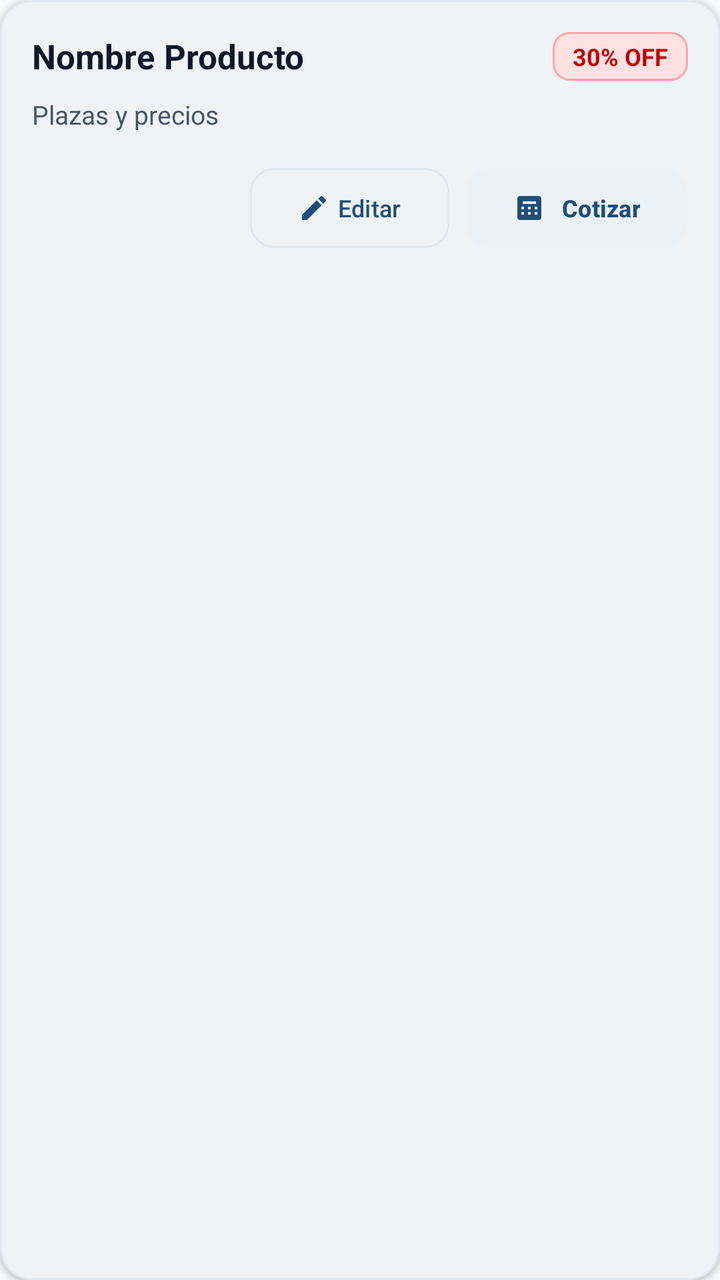
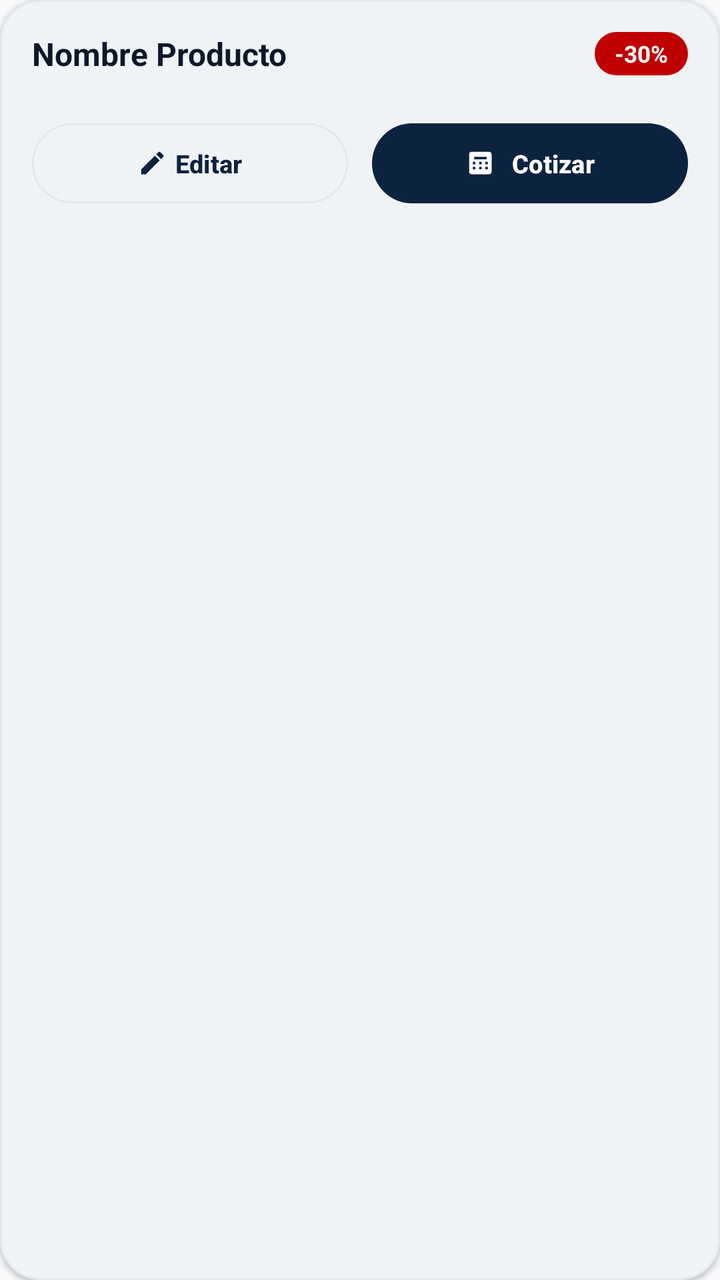

Before-and-after screenshots of an Android layout around one commit, followed by the original layout XML and the change that was made.
<!-- AndroidManifest.xml: application theme Theme.Cannon -->
<!-- res/layout/item_catalog_product.xml -->
<?xml version="1.0" encoding="utf-8"?>
<com.google.android.material.card.MaterialCardView xmlns:android="http://schemas.android.com/apk/res/android"
    xmlns:app="http://schemas.android.com/apk/res-auto"
    android:layout_width="match_parent"
    android:layout_height="wrap_content"
    android:layout_marginHorizontal="16dp"
    android:layout_marginVertical="6dp"
    app:cardBackgroundColor="@color/surface"
    app:cardCornerRadius="16dp"
    app:cardElevation="1.5dp"
    app:strokeColor="@color/card_stroke"
    app:strokeWidth="1dp">

    <LinearLayout
        android:layout_width="match_parent"
        android:layout_height="wrap_content"
        android:orientation="vertical"
        android:padding="16dp">

        <LinearLayout
            android:layout_width="match_parent"
            android:layout_height="wrap_content"
            android:gravity="center_vertical"
            android:orientation="horizontal">

            <TextView
                android:id="@+id/tvItemNombre"
                android:layout_width="0dp"
                android:layout_height="wrap_content"
                android:layout_weight="1"
                android:text="Nombre Producto"
                android:textColor="@color/text_primary"
                android:textSize="17sp"
                android:textStyle="bold" />

            <TextView
                android:id="@+id/tvItemDescuento"
                android:layout_width="wrap_content"
                android:layout_height="wrap_content"
                android:background="@drawable/bg_discount_badge"
                android:paddingHorizontal="10dp"
                android:paddingVertical="4dp"
                android:text="30% OFF"
                android:textColor="@color/cannon_red"
                android:textSize="12sp"
                android:textStyle="bold" />
        </LinearLayout>

        <TextView
            android:id="@+id/tvItemPlazas"
            android:layout_width="match_parent"
            android:layout_height="wrap_content"
            android:layout_marginTop="8dp"
            android:lineSpacingExtra="3dp"
            android:text="Plazas y precios"
            android:textColor="@color/text_secondary"
            android:textSize="13sp" />

        <LinearLayout
            android:layout_width="match_parent"
            android:layout_height="wrap_content"
            android:layout_marginTop="14dp"
            android:gravity="end|center_vertical"
            android:orientation="horizontal">

            <com.google.android.material.button.MaterialButton
                android:id="@+id/btnItemEditar"
                style="@style/Widget.Material3.Button.OutlinedButton"
                android:layout_width="wrap_content"
                android:layout_height="wrap_content"
                android:layout_marginEnd="8dp"
                android:text="Editar"
                android:textColor="@color/cannon_navy"
                android:textSize="12sp"
                app:icon="@drawable/ic_edit"
                app:iconSize="16dp"
                app:iconTint="@color/cannon_navy"
                app:strokeColor="@color/card_stroke"
                app:cornerRadius="12dp" />

            <com.google.android.material.button.MaterialButton
                android:id="@+id/btnItemCotizar"
                style="@style/Widget.Material3.Button.TonalButton"
                android:layout_width="wrap_content"
                android:layout_height="wrap_content"
                android:text="Cotizar"
                android:textColor="@color/cannon_navy"
                android:textStyle="bold"
                android:textSize="12sp"
                app:backgroundTint="@color/cannon_navy_surface"
                app:icon="@drawable/ic_calculate"
                app:iconTint="@color/cannon_navy"
                app:iconSize="16dp"
                app:cornerRadius="12dp" />
        </LinearLayout>

    </LinearLayout>
</com.google.android.material.card.MaterialCardView>
<!-- resources referenced by this layout -->
<resources>
  <color name="cannon_navy">#1F4E79</color>
  <color name="cannon_navy_surface">#EBF2F7</color>
  <color name="cannon_red">#C00000</color>
  <color name="card_stroke">#E2E8F0</color>
  <color name="surface">#FFFFFF</color>
  <color name="text_primary">#0F172A</color>
  <color name="text_secondary">#475569</color>
  <!-- drawable bg_discount_badge (drawable) -->
  <?xml version="1.0" encoding="utf-8"?>
  <shape xmlns:android="http://schemas.android.com/apk/res/android"
      android:shape="rectangle">
      <corners android:radius="8dp" />
      <solid android:color="@color/discount_badge_light" />
      <stroke
          android:width="1dp"
          android:color="@color/discount_badge_border" />
  </shape>
  <!-- drawable ic_calculate (drawable) -->
  <vector xmlns:android="http://schemas.android.com/apk/res/android"
      android:width="24dp"
      android:height="24dp"
      android:viewportWidth="24"
      android:viewportHeight="24">
    <path
        android:fillColor="@android:color/white"
        android:pathData="M19,3H5C3.9,3 3,3.9 3,5v14c0,1.1 0.9,2 2,2h14c1.1,0 2,-0.9 2,-2V5C21,3.9 20.1,3 19,3zM7,7h10v2H7V7zM8,17H6v-2h2V17zM8,13H6v-2h2V13zM13,17h-2v-2h2V17zM13,13h-2v-2h2V13zM18,17h-2v-2h2V17zM18,13h-2v-2h2V13z"/>
  </vector>
  <!-- drawable ic_edit (drawable) -->
  <vector xmlns:android="http://schemas.android.com/apk/res/android"
      android:width="24dp"
      android:height="24dp"
      android:viewportWidth="24"
      android:viewportHeight="24">
    <path
        android:fillColor="@android:color/white"
        android:pathData="M3,17.25V21h3.75L17.81,9.94l-3.75,-3.75L3,17.25zM20.71,7.04c0.39,-0.39 0.39,-1.02 0,-1.41l-2.34,-2.34c-0.39,-0.39 -1.02,-0.39 -1.41,0l-1.83,1.83 3.75,3.75 1.83,-1.83z"/>
  </vector>
  <style name="Theme.Cannon" parent="Theme.Material3.Light.NoActionBar">
          <item name="colorPrimary">@color/cannon_navy</item>
          <item name="colorPrimaryVariant">@color/cannon_navy_dark</item>
          <item name="colorOnPrimary">@color/white</item>
          <item name="colorSecondary">@color/cannon_red</item>
          <item name="colorOnSecondary">@color/white</item>
          <item name="colorSurface">@color/surface</item>
          <item name="colorOnSurface">@color/text_primary</item>
          <item name="android:windowBackground">@color/background</item>
          <item name="android:statusBarColor">@color/cannon_navy_dark</item>
          <item name="android:navigationBarColor">@color/surface</item>
      </style>
  <color name="discount_badge_light">#FEE2E2</color>
  <color name="discount_badge_border">#FCA5A5</color>
  <color name="cannon_navy_dark">#0E294B</color>
  <color name="white">#FFFFFF</color>
  <color name="background">#F8FAFC</color>
</resources>

<!-- the commit's change to res/layout/item_catalog_product.xml (unified diff, before → after) -->
@@ -6,7 +6,7 @@
     android:layout_marginHorizontal="16dp"
     android:layout_marginVertical="6dp"
     app:cardBackgroundColor="@color/surface"
-    app:cardCornerRadius="16dp"
+    app:cardCornerRadius="20dp"
     app:cardElevation="1.5dp"
     app:strokeColor="@color/card_stroke"
     app:strokeWidth="1dp">
@@ -28,9 +28,12 @@
                 android:layout_width="0dp"
                 android:layout_height="wrap_content"
                 android:layout_weight="1"
+                android:ellipsize="end"
+                android:maxLines="2"
+                android:paddingEnd="10dp"
                 android:text="Nombre Producto"
                 android:textColor="@color/text_primary"
-                android:textSize="17sp"
+                android:textSize="16sp"
                 android:textStyle="bold" />
 
             <TextView
@@ -39,59 +42,78 @@
                 android:layout_height="wrap_content"
                 android:background="@drawable/bg_discount_badge"
                 android:paddingHorizontal="10dp"
-                android:paddingVertical="4dp"
-                android:text="30% OFF"
-                android:textColor="@color/cannon_red"
-                android:textSize="12sp"
+                android:paddingVertical="3dp"
+                android:text="-30%"
+                android:textColor="@color/white"
+                android:textSize="11.5sp"
                 android:textStyle="bold" />
         </LinearLayout>
+
+        <com.google.android.material.chip.ChipGroup
+            android:id="@+id/chipGroupItemPlazas"
+            android:layout_width="match_parent"
+            android:layout_height="wrap_content"
+            android:layout_marginTop="10dp"
+            app:chipSpacingHorizontal="6dp"
+            app:chipSpacingVertical="6dp" />
 
         <TextView
             android:id="@+id/tvItemPlazas"
             android:layout_width="match_parent"
             android:layout_height="wrap_content"
-            android:layout_marginTop="8dp"
+            android:layout_marginTop="6dp"
             android:lineSpacingExtra="3dp"
             android:text="Plazas y precios"
             android:textColor="@color/text_secondary"
-            android:textSize="13sp" />
+            android:textSize="12.5sp"
+            android:visibility="gone" />
 
         <LinearLayout
             android:layout_width="match_parent"
             android:layout_height="wrap_content"
             android:layout_marginTop="14dp"
-            android:gravity="end|center_vertical"
             android:orientation="horizontal">
 
             <com.google.android.material.button.MaterialButton
                 android:id="@+id/btnItemEditar"
                 style="@style/Widget.Material3.Button.OutlinedButton"
-                android:layout_width="wrap_content"
-                android:layout_height="wrap_content"
-                android:layout_marginEnd="8dp"
+                android:layout_width="0dp"
+                android:layout_height="40dp"
+                android:layout_marginEnd="6dp"
+                android:layout_weight="1"
+                android:insetTop="0dp"
+                android:insetBottom="0dp"
                 android:text="Editar"
-                android:textColor="@color/cannon_navy"
-                android:textSize="12sp"
+                android:textColor="@color/cannon_navy_dark"
+                android:textSize="12.5sp"
+                android:textStyle="bold"
+                app:cornerRadius="20dp"
                 app:icon="@drawable/ic_edit"
-                app:iconSize="16dp"
-                app:iconTint="@color/cannon_navy"
+                app:iconGravity="textStart"
+                app:iconSize="15dp"
+                app:iconTint="@color/cannon_navy_dark"
                 app:strokeColor="@color/card_stroke"
-                app:cornerRadius="12dp" />
+                app:strokeWidth="1dp" />
 
             <com.google.android.material.button.MaterialButton
                 android:id="@+id/btnItemCotizar"
-                style="@style/Widget.Material3.Button.TonalButton"
-                android:layout_width="wrap_content"
-                android:layout_height="wrap_content"
+                style="@style/Widget.Material3.Button"
+                android:layout_width="0dp"
+                android:layout_height="40dp"
+                android:layout_marginStart="6dp"
+                android:layout_weight="1"
+                android:insetTop="0dp"
+                android:insetBottom="0dp"
                 android:text="Cotizar"
-                android:textColor="@color/cannon_navy"
+                android:textColor="@color/white"
+                android:textSize="12.5sp"
                 android:textStyle="bold"
-                android:textSize="12sp"
-                app:backgroundTint="@color/cannon_navy_surface"
+                app:backgroundTint="@color/cannon_navy_dark"
+                app:cornerRadius="20dp"
                 app:icon="@drawable/ic_calculate"
-                app:iconTint="@color/cannon_navy"
-                app:iconSize="16dp"
-                app:cornerRadius="12dp" />
+                app:iconGravity="textStart"
+                app:iconSize="15dp"
+                app:iconTint="@color/white" />
         </LinearLayout>
 
     </LinearLayout>
<!-- resource entries referenced after the edit -->
@@ -1,7 +1,6 @@
 <!-- resources referenced by this layout -->
 <resources>
   <color name="cannon_navy">#1F4E79</color>
-  <color name="cannon_navy_surface">#EBF2F7</color>
   <color name="cannon_red">#C00000</color>
   <color name="card_stroke">#E2E8F0</color>
   <color name="surface">#FFFFFF</color>
@@ -11,11 +10,8 @@
   <?xml version="1.0" encoding="utf-8"?>
   <shape xmlns:android="http://schemas.android.com/apk/res/android"
       android:shape="rectangle">
-      <corners android:radius="8dp" />
-      <solid android:color="@color/discount_badge_light" />
-      <stroke
-          android:width="1dp"
-          android:color="@color/discount_badge_border" />
+      <corners android:radius="50dp" />
+      <solid android:color="@color/cannon_red" />
   </shape>
   <!-- drawable ic_calculate (drawable) -->
   <vector xmlns:android="http://schemas.android.com/apk/res/android"
@@ -47,12 +43,12 @@
           <item name="colorOnSurface">@color/text_primary</item>
           <item name="android:windowBackground">@color/background</item>
           <item name="android:statusBarColor">@color/cannon_navy_dark</item>
+          <item name="android:windowLightStatusBar">false</item>
           <item name="android:navigationBarColor">@color/surface</item>
+          <item name="android:windowLightNavigationBar" tools:targetApi="27">true</item>
       </style>
-  <color name="discount_badge_light">#FEE2E2</color>
-  <color name="discount_badge_border">#FCA5A5</color>
-  <color name="cannon_navy_dark">#0E294B</color>
+  <color name="cannon_navy_dark">#0C2340</color>
   <color name="white">#FFFFFF</color>
-  <color name="background">#F8FAFC</color>
+  <color name="background">#F7F8FA</color>
 </resources>
 
